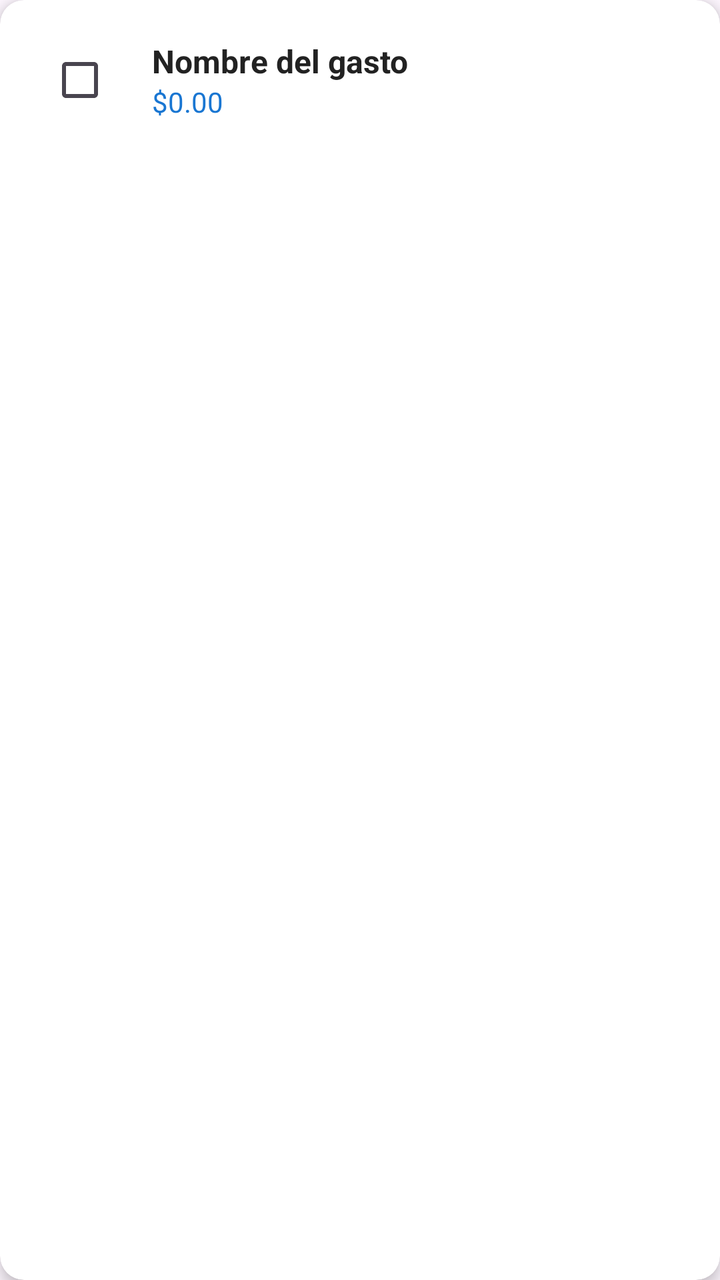
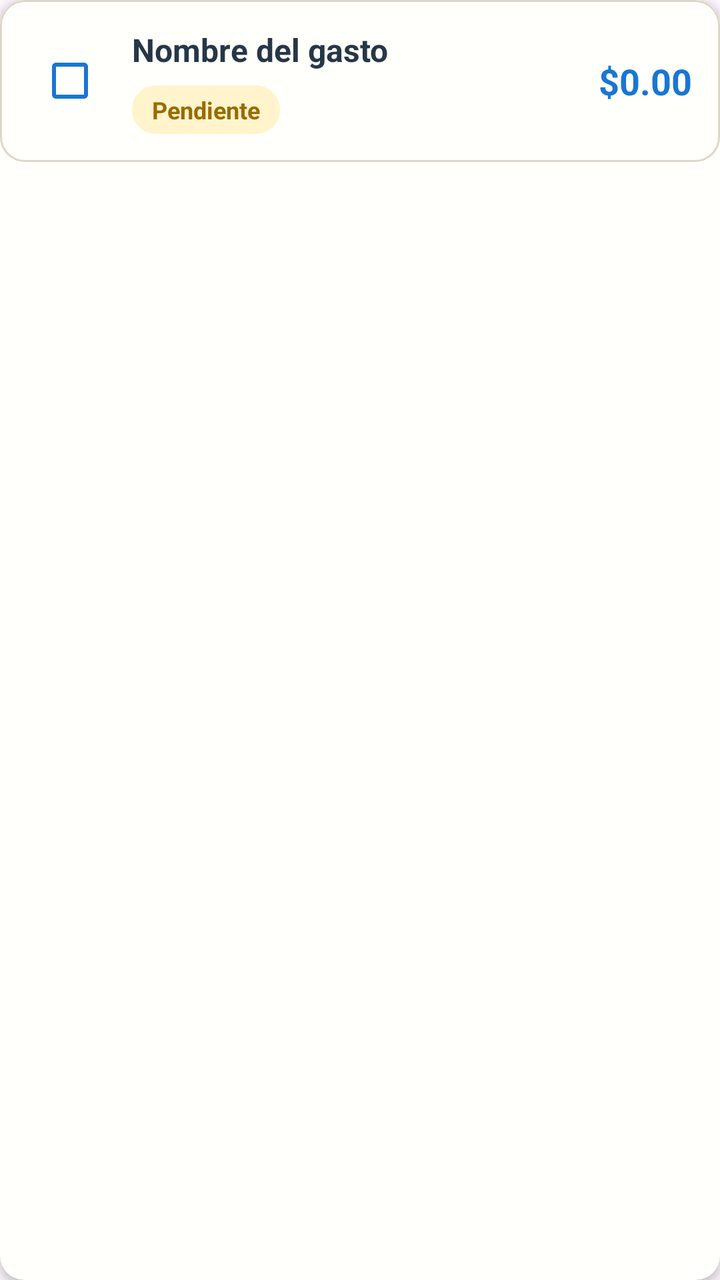

An Android layout rendered at two revisions. The XML below is the earlier revision; the diff shows what the commit changed to produce the second picture.
<!-- AndroidManifest.xml: application theme Theme.ControlDeGastos -->
<!-- res/layout/item_gasto_fijo.xml -->
<?xml version="1.0" encoding="utf-8"?>
<androidx.cardview.widget.CardView xmlns:android="http://schemas.android.com/apk/res/android"
    xmlns:card_view="http://schemas.android.com/apk/res-auto"
    android:layout_width="match_parent"
    android:layout_height="wrap_content"
    android:layout_margin="8dp"
    card_view:cardCornerRadius="12dp"
    card_view:cardElevation="4dp">

    <LinearLayout
        android:layout_width="match_parent"
        android:layout_height="wrap_content"
        android:orientation="horizontal"
        android:padding="16dp"
        android:gravity="center_vertical">

        <CheckBox
            android:id="@+id/checkPagado"
            android:layout_width="wrap_content"
            android:layout_height="wrap_content"
            android:layout_marginEnd="12dp" />

        <LinearLayout
            android:layout_width="0dp"
            android:layout_weight="1"
            android:layout_height="wrap_content"
            android:orientation="vertical">

            <TextView
                android:id="@+id/txtNombreGastoFijo"
                android:layout_width="wrap_content"
                android:layout_height="wrap_content"
                android:text="Nombre del gasto"
                android:textColor="#222"
                android:textSize="16sp"
                android:textStyle="bold" />

            <TextView
                android:id="@+id/txtMontoGastoFijo"
                android:layout_width="wrap_content"
                android:layout_height="wrap_content"
                android:text="$0.00"
                android:textColor="#1976D2"
                android:textSize="14sp" />
        </LinearLayout>
    </LinearLayout>
</androidx.cardview.widget.CardView>
<!-- resources referenced by this layout -->
<resources>
  <style name="Theme.ControlDeGastos" parent="Base.Theme.ControlDeGastos" />
  <style name="Base.Theme.ControlDeGastos" parent="Theme.Material3.DayNight.NoActionBar">
          
          
      </style>
</resources>

<!-- the commit's change to res/layout/item_gasto_fijo.xml (unified diff, before → after) -->
@@ -3,45 +3,74 @@
     xmlns:card_view="http://schemas.android.com/apk/res-auto"
     android:layout_width="match_parent"
     android:layout_height="wrap_content"
-    android:layout_margin="8dp"
+    android:layout_marginStart="6dp"
+    android:layout_marginTop="6dp"
+    android:layout_marginEnd="6dp"
+    android:layout_marginBottom="10dp"
+    card_view:cardBackgroundColor="#FFFFFB"
     card_view:cardCornerRadius="12dp"
-    card_view:cardElevation="4dp">
+    card_view:cardElevation="3dp">
 
     <LinearLayout
+        android:id="@+id/layoutGastoFijoItem"
         android:layout_width="match_parent"
         android:layout_height="wrap_content"
+        android:background="@drawable/bg_fixed_item_pending"
+        android:gravity="center_vertical"
         android:orientation="horizontal"
-        android:padding="16dp"
-        android:gravity="center_vertical">
+        android:paddingStart="14dp"
+        android:paddingTop="14dp"
+        android:paddingEnd="14dp"
+        android:paddingBottom="14dp">
 
         <CheckBox
             android:id="@+id/checkPagado"
-            android:layout_width="wrap_content"
-            android:layout_height="wrap_content"
-            android:layout_marginEnd="12dp" />
+            android:layout_width="42dp"
+            android:layout_height="42dp"
+            android:layout_marginEnd="10dp"
+            android:buttonTint="#1976D2"
+            android:gravity="center" />
 
         <LinearLayout
             android:layout_width="0dp"
+            android:layout_height="wrap_content"
             android:layout_weight="1"
-            android:layout_height="wrap_content"
             android:orientation="vertical">
 
             <TextView
                 android:id="@+id/txtNombreGastoFijo"
-                android:layout_width="wrap_content"
+                android:layout_width="match_parent"
                 android:layout_height="wrap_content"
                 android:text="Nombre del gasto"
-                android:textColor="#222"
+                android:textColor="#263746"
                 android:textSize="16sp"
                 android:textStyle="bold" />
 
             <TextView
-                android:id="@+id/txtMontoGastoFijo"
+                android:id="@+id/txtEstadoGastoFijo"
                 android:layout_width="wrap_content"
                 android:layout_height="wrap_content"
-                android:text="$0.00"
-                android:textColor="#1976D2"
-                android:textSize="14sp" />
+                android:layout_marginTop="7dp"
+                android:background="@drawable/bg_fixed_status_pending"
+                android:paddingStart="10dp"
+                android:paddingTop="4dp"
+                android:paddingEnd="10dp"
+                android:paddingBottom="4dp"
+                android:text="Pendiente"
+                android:textColor="#9A6B00"
+                android:textSize="12sp"
+                android:textStyle="bold" />
         </LinearLayout>
+
+        <TextView
+            android:id="@+id/txtMontoGastoFijo"
+            android:layout_width="wrap_content"
+            android:layout_height="wrap_content"
+            android:layout_marginStart="12dp"
+            android:gravity="end"
+            android:text="$0.00"
+            android:textColor="#1976D2"
+            android:textSize="18sp"
+            android:textStyle="bold" />
     </LinearLayout>
 </androidx.cardview.widget.CardView>
<!-- resource entries referenced after the edit -->
@@ -1,5 +1,20 @@
 <!-- resources referenced by this layout -->
 <resources>
+  <!-- drawable bg_fixed_item_pending (drawable) -->
+  <?xml version="1.0" encoding="utf-8"?>
+  <shape xmlns:android="http://schemas.android.com/apk/res/android">
+      <solid android:color="#FFFFFB" />
+      <corners android:radius="12dp" />
+      <stroke
+          android:width="1dp"
+          android:color="#DED6CA" />
+  </shape>
+  <!-- drawable bg_fixed_status_pending (drawable) -->
+  <?xml version="1.0" encoding="utf-8"?>
+  <shape xmlns:android="http://schemas.android.com/apk/res/android">
+      <solid android:color="#FFF4CC" />
+      <corners android:radius="12dp" />
+  </shape>
   <style name="Theme.ControlDeGastos" parent="Base.Theme.ControlDeGastos" />
   <style name="Base.Theme.ControlDeGastos" parent="Theme.Material3.DayNight.NoActionBar">
           
